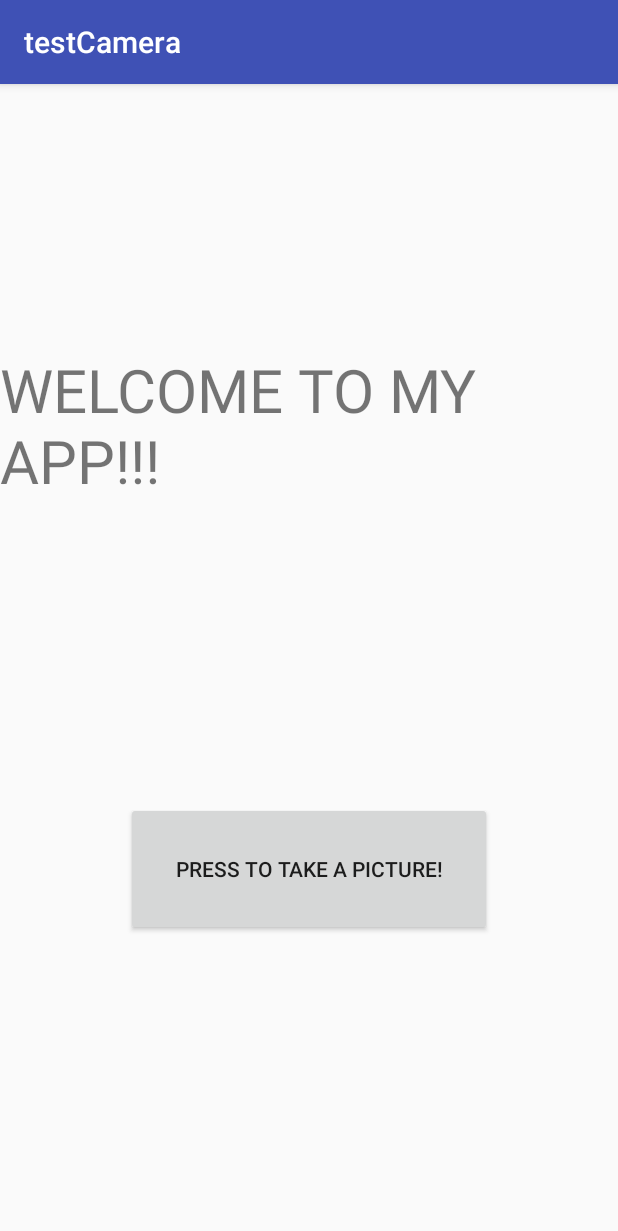
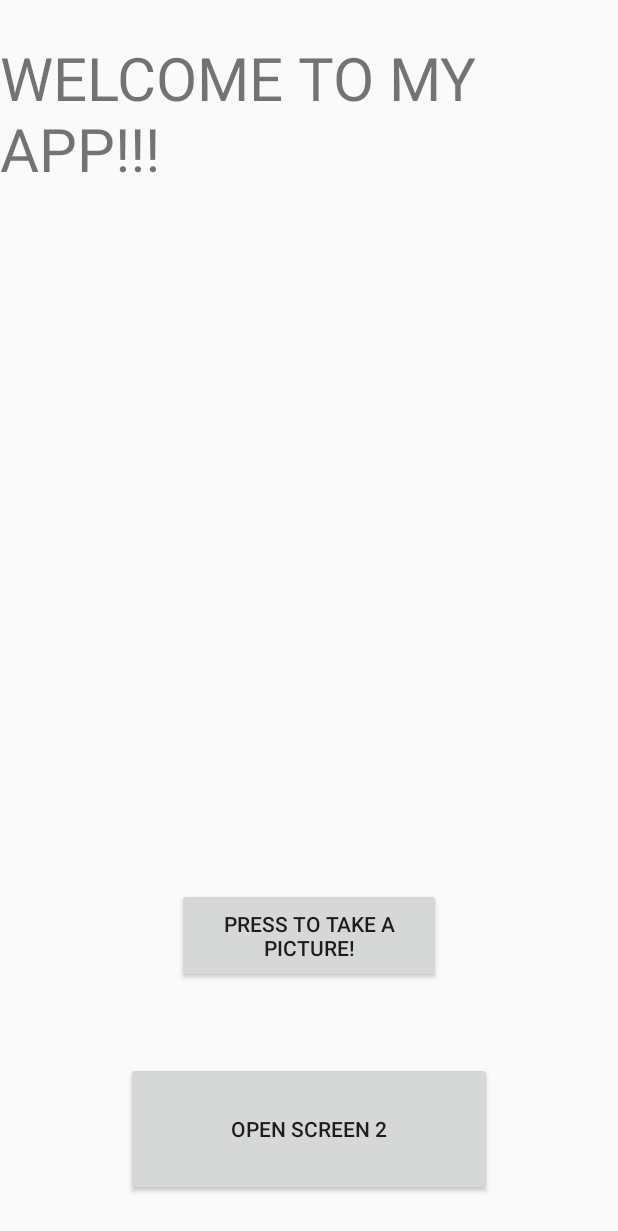
Before and after one commit to francislow/PrivateCameraApp, an Android app: the screen it shows after launch (Driver before the commit, MainActivity after it), after a tap on "PRESS TO TAKE A PICTURE!", on a phone screen of 412 x 824 dp. Shown: the top 1231 px of the screen. Run offline under Robolectric (Android 15) with nearby library versions, the phone set to English and light mode, and no system bars; libraries missing offline, so code that uses them is left out: com.r0adkll.slidr; 1 statement that could not run was skipped.

Commit message:
Implemented sliding left to end activity feature

```diff
--- a/app/src/main/AndroidManifest.xml
+++ b/app/src/main/AndroidManifest.xml
@@ -4,10 +4,8 @@
     package="com.example.franc.testcamera">
 
     <!--Request for permission to use stuffs in android-->
-    <!--Camera stuffs do you even need this?-->
     <uses-permission android:name="android.permission.CAMERA" />
     <uses-feature android:name="android.hardware.camera" android:required="true" />
-    <!--Storage-->
     <uses-permission android:name="android.permission.WRITE_EXTERNAL_STORAGE"
                      android:maxSdkVersion="18" />
 
@@ -30,8 +28,9 @@
             </meta-data>
         </provider>
 
+        Main Activity
         <activity
-            android:name=".Driver"
+            android:name=".MainActivity"
             android:screenOrientation="portrait">
             <intent-filter>
                 <action android:name="android.intent.action.MAIN" />
@@ -39,6 +38,12 @@
                 <category android:name="android.intent.category.LAUNCHER" />
             </intent-filter>
         </activity>
+
+        Activity 2
+        <activity
+            android:name=".Activity1"
+            android:theme="@style/AppTheme.YourSlidrTheme">
+        </activity>
     </application>
 
 </manifest>
--- a/app/src/main/java/com/example/franc/testcamera/Driver.java
+++ b/app/src/main/java/com/example/franc/testcamera/MainActivity.java
@@ -1,10 +1,8 @@
 package com.example.franc.testcamera;
 
 import android.content.Intent;
-import android.database.Cursor;
 import android.graphics.Bitmap;
 import android.graphics.BitmapFactory;
-import android.media.Image;
 import android.net.Uri;
 import android.os.Environment;
 import android.provider.MediaStore;
@@ -12,29 +10,54 @@ import android.support.v4.content.FileProvider;
 import android.support.v7.app.AppCompatActivity;
 import android.os.Bundle;
 import android.view.View;
+import android.view.WindowManager;
 import android.widget.Button;
 import android.widget.ImageView;
+
+import com.r0adkll.slidr.Slidr;
 
 import java.io.File;
 import java.io.IOException;
 import java.text.SimpleDateFormat;
 import java.util.Date;
 
-public class Driver extends AppCompatActivity {
+public class MainActivity extends AppCompatActivity {
+    File currentImageFile;
+    ImageView imageView;
+    Button button;
 
     @Override
     protected void onCreate(Bundle savedInstanceState) {
         super.onCreate(savedInstanceState);
         setContentView(R.layout.activity_main);
 
-        Button button = (Button) findViewById(R.id.hello);
+        this.getWindow().setFlags(WindowManager.LayoutParams.FLAG_FULLSCREEN, WindowManager.LayoutParams.FLAG_FULLSCREEN);
+
+        Slidr.attach(this);
+
+        imageView = (ImageView) findViewById(R.id.hello1);
+        imageView.setOnClickListener(new View.OnClickListener() {
+            @Override
+            public void onClick(View view) {
+                System.out.println("I CLICKED YOUR IMAGE DUDEE");
+            }
+        });
+
+        button = (Button) findViewById(R.id.hello);
         button.setOnClickListener(new View.OnClickListener() {
             @Override
             public void onClick(View view) {
                 dispatchTakePictureIntent();
             }
         });
-
+        button = (Button) findViewById(R.id.hello3);
+        button.setOnClickListener(new View.OnClickListener() {
+            @Override
+            public void onClick(View view) {
+                Intent intent = new Intent(MainActivity.this, Activity1.class);
+                startActivity(intent);
+            }
+        });
     }
 
     //Run camera app to take photo
@@ -42,72 +65,55 @@ public class Driver extends AppCompatActivity {
     private void dispatchTakePictureIntent() {
         Intent takePictureIntent = new Intent(MediaStore.ACTION_IMAGE_CAPTURE);
         // Ensure that there's a camera activity to handle the intent
-        if (takePictureIntent.resolveActivity(getPackageManager()) != null) {
-            // Create the File where the photo should go
-            File photoFile = null;
+        //When camera function fails to starts
+        if (takePictureIntent.resolveActivity(getPackageManager()) == null) {
+            System.out.println("Problem loading camera");
+        }
+        //When camera function starts
+        else if (takePictureIntent.resolveActivity(getPackageManager()) != null) {
+            System.out.println("Camera loaded");
+
             try {
-                photoFile = createImageFile();
+                currentImageFile = createImageFile();
             } catch (IOException ex) {
                 // Error occurred while creating the File
-                System.out.println("Error occurred while creating the File =.=");
+                System.out.println("Error occurred while creating the image =.=");
             }
             // Continue only if the File was successfully created
-            if (photoFile != null) {
+            if (currentImageFile != null) {
                 Uri photoURI = FileProvider.getUriForFile(this,
                         "com.example.android.fileprovider",
-                        photoFile);
+                        currentImageFile);
                 takePictureIntent.putExtra(MediaStore.EXTRA_OUTPUT, photoURI);
                 startActivityForResult(takePictureIntent, REQUEST_TAKE_PHOTO);
             }
         }
     }
 
-    ImageView imageView;
     //after photo is taken
     @Override
     protected void onActivityResult(int requestCode, int resultCode, Intent data) {
         if (requestCode == REQUEST_TAKE_PHOTO && resultCode == RESULT_OK) {
-            imageView = (ImageView) findViewById(R.id.hello1);
+            //showing picture as an image view in xml design
+            String currentPhotoPath = currentImageFile.getAbsolutePath();
             File imgFile = new  File(currentPhotoPath);
             Bitmap myBitmap = BitmapFactory.decodeFile(imgFile.getAbsolutePath());
             imageView.setImageBitmap(myBitmap);
-            /*
-            Bundle extras = data.getExtras();
-            Bitmap imageBitmap = (Bitmap) extras.get("data");
-            imageView = (ImageView) findViewById(R.id.hello1);
-            imageView.setImageBitmap(imageBitmap);
-            */
         }
     }
 
-    //photopath will be known after a photo is taken
-    String currentPhotoPath;
-    //Creates unique names for each picture using timestamp
+    //Creates an image file with unique names for it
     private File createImageFile() throws IOException {
         // Create an image file name
         String timeStamp = new SimpleDateFormat("yyyyMMdd_HHmmss").format(new Date());
         String imageFileName = "JPEG_" + timeStamp + "_";
         File storageDir = getExternalFilesDir(Environment.DIRECTORY_PICTURES);
-        File image = File.createTempFile(
+        File imageFile = File.createTempFile(
                 imageFileName,  /* prefix */
                 ".jpg",         /* suffix */
                 storageDir      /* directory */
         );
-
         // Save a file: path for use with ACTION_VIEW intents
-        currentPhotoPath = image.getAbsolutePath();
-        return image;
-    }
-
-
-
-    private String pathFromUri(Uri imageUri) {
-        String[] filePathColumn = { MediaStore.Images.Media.DATA };
-        Cursor cursor = getContentResolver().query(imageUri, filePathColumn,
-                null, null, null);
-        cursor.moveToFirst();
-        int columnIndex = cursor.getColumnIndex(filePathColumn[0]);
-        String filePath = cursor.getString(columnIndex);
-        return filePath ;
+        return imageFile;
     }
 }
--- a/app/src/main/res/layout/activity_main.xml
+++ b/app/src/main/res/layout/activity_main.xml
@@ -4,7 +4,7 @@
     xmlns:tools="http://schemas.android.com/tools"
     android:layout_width="match_parent"
     android:layout_height="match_parent"
-    tools:context="com.example.franc.testcamera.Driver">
+    tools:context="com.example.franc.testcamera.MainActivity">
 
     <TextView
         android:id="@+id/textView"
@@ -17,17 +17,39 @@
         app:layout_constraintLeft_toLeftOf="parent"
         app:layout_constraintRight_toRightOf="parent"
         app:layout_constraintTop_toTopOf="parent"
-        app:layout_constraintVertical_bias="0.265" />
+        app:layout_constraintVertical_bias="0.034" />
 
     <Button
         android:id="@+id/hello"
-        android:layout_width="244dp"
-        android:layout_height="89dp"
+        android:layout_width="176dp"
+        android:layout_height="63dp"
         android:text="Press to take a picture!"
         app:layout_constraintBottom_toBottomOf="parent"
         app:layout_constraintEnd_toEndOf="parent"
-        app:layout_constraintHorizontal_bias="0.5"
         app:layout_constraintStart_toStartOf="parent"
-        app:layout_constraintTop_toBottomOf="@+id/textView" />
+        app:layout_constraintTop_toBottomOf="@+id/textView"
+        app:layout_constraintVertical_bias="0.734" />
+
+    <Button
+        android:id="@+id/hello3"
+        android:layout_width="244dp"
+        android:layout_height="89dp"
+        android:text="Open screen 2"
+        app:layout_constraintBottom_toBottomOf="parent"
+        app:layout_constraintEnd_toEndOf="parent"
+        app:layout_constraintStart_toStartOf="parent"
+        app:layout_constraintTop_toBottomOf="@+id/textView"
+        app:layout_constraintVertical_bias="0.956" />
+
+    <ImageView
+        android:id="@+id/hello1"
+        android:layout_width="241dp"
+        android:layout_height="293dp"
+        app:layout_constraintBottom_toTopOf="@+id/hello"
+        app:layout_constraintEnd_toEndOf="parent"
+        app:layout_constraintHorizontal_bias="0.503"
+        app:layout_constraintStart_toStartOf="parent"
+        app:layout_constraintTop_toBottomOf="@+id/textView"
+        app:layout_constraintVertical_bias="0.507" />
 
 </android.support.constraint.ConstraintLayout>
--- a/app/src/main/res/values/styles.xml
+++ b/app/src/main/res/values/styles.xml
@@ -1,11 +1,16 @@
 <resources>
 
     <!-- Base application theme. -->
-    <style name="AppTheme" parent="Theme.AppCompat.Light.DarkActionBar">
-        <!-- Customize your theme here. -->
+    <style name="AppTheme" parent="Theme.AppCompat.Light.NoActionBar">
+    <!-- Customize your theme here. -->
         <item name="colorPrimary">@color/colorPrimary</item>
         <item name="colorPrimaryDark">@color/colorPrimaryDark</item>
         <item name="colorAccent">@color/colorAccent</item>
     </style>
 
+    <style name="AppTheme.YourSlidrTheme">
+        <item name="android:windowIsTranslucent">true</item>
+        <item name="android:windowBackground">@android:color/transparent</item>
+    </style>
+
 </resources>
```
Also changed, not shown: app/build.gradle (+4 -3 lines), app/src/main/java/com/example/franc/testcamera/Activity1.java (added, +27 -0 lines), app/src/main/res/layout/activity2.xml (added, +20 -0 lines).
